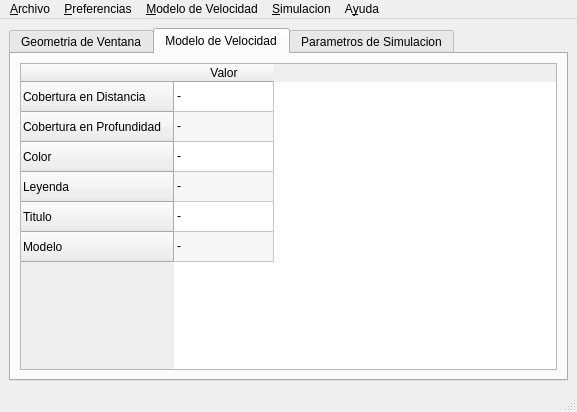
edvelezg/viper-sugui, file Dialogs/mainwindow.ui: the form before one commit.
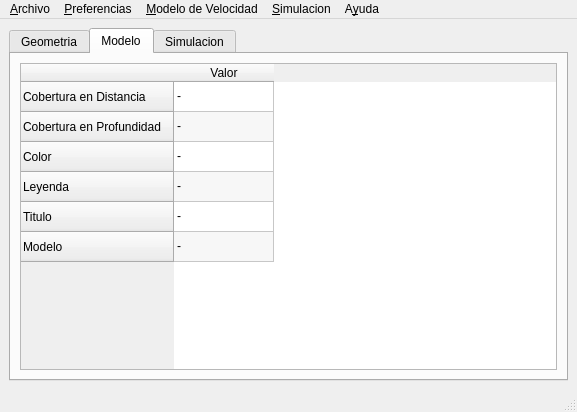
The form after the commit.

The edit to the form file:
```diff
--- a/Dialogs/mainwindow.ui
+++ b/Dialogs/mainwindow.ui
@@ -27,7 +27,7 @@
       </property>
       <widget class="QWidget" name="tab_3" >
        <attribute name="title" >
-        <string>Geometria de Ventana</string>
+        <string>Geometria</string>
        </attribute>
        <layout class="QGridLayout" name="gridLayout_4" >
         <item row="0" column="0" >
@@ -141,7 +141,7 @@
       </widget>
       <widget class="QWidget" name="tab_2" >
        <attribute name="title" >
-        <string>Modelo de Velocidad</string>
+        <string>Modelo</string>
        </attribute>
        <layout class="QGridLayout" name="gridLayout" >
         <item row="0" column="0" >
@@ -226,7 +226,7 @@
       </widget>
       <widget class="QWidget" name="tab" >
        <attribute name="title" >
-        <string>Parametros de Simulacion</string>
+        <string>Simulacion</string>
        </attribute>
        <layout class="QGridLayout" name="gridLayout_2" >
         <item row="0" column="0" >
```
